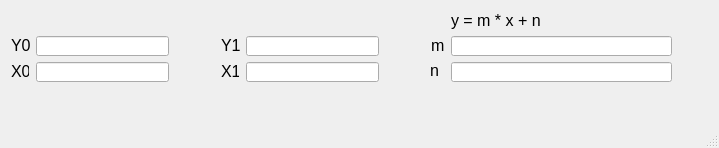
jhg-github/tools, file python/solver/main_window.ui: the form before one commit.
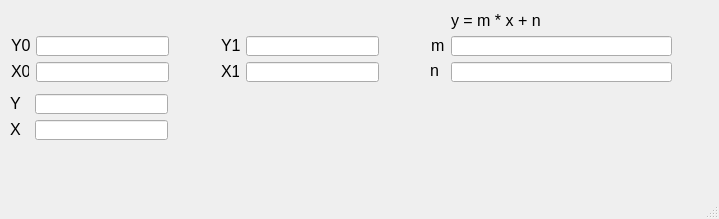
The form after the commit.

Commit message: calculates x and y

Patch:
```diff
--- a/python/solver/main_window.ui
+++ b/python/solver/main_window.ui
@@ -7,7 +7,7 @@
     <x>0</x>
     <y>0</y>
     <width>719</width>
-    <height>148</height>
+    <height>219</height>
    </rect>
   </property>
   <property name="windowTitle">
@@ -242,6 +242,74 @@
      <bool>false</bool>
     </property>
    </widget>
+   <widget class="QLineEdit" name="lineEdit_x">
+    <property name="geometry">
+     <rect>
+      <x>35</x>
+      <y>120</y>
+      <width>133</width>
+      <height>20</height>
+     </rect>
+    </property>
+   </widget>
+   <widget class="QLineEdit" name="lineEdit_y">
+    <property name="geometry">
+     <rect>
+      <x>35</x>
+      <y>94</y>
+      <width>133</width>
+      <height>20</height>
+     </rect>
+    </property>
+   </widget>
+   <widget class="QLabel" name="label_8">
+    <property name="geometry">
+     <rect>
+      <x>10</x>
+      <y>94</y>
+      <width>19</width>
+      <height>19</height>
+     </rect>
+    </property>
+    <property name="font">
+     <font>
+      <pointsize>12</pointsize>
+     </font>
+    </property>
+    <property name="text">
+     <string>Y</string>
+    </property>
+    <property name="scaledContents">
+     <bool>false</bool>
+    </property>
+    <property name="wordWrap">
+     <bool>false</bool>
+    </property>
+   </widget>
+   <widget class="QLabel" name="label_9">
+    <property name="geometry">
+     <rect>
+      <x>10</x>
+      <y>120</y>
+      <width>18</width>
+      <height>19</height>
+     </rect>
+    </property>
+    <property name="font">
+     <font>
+      <pointsize>12</pointsize>
+     </font>
+    </property>
+    <property name="text">
+     <string>X</string>
+    </property>
+    <property name="scaledContents">
+     <bool>false</bool>
+    </property>
+    <property name="wordWrap">
+     <bool>false</bool>
+    </property>
+   </widget>
   </widget>
   <widget class="QMenuBar" name="menubar">
    <property name="geometry">
```
The commit also changes 2 other files.
